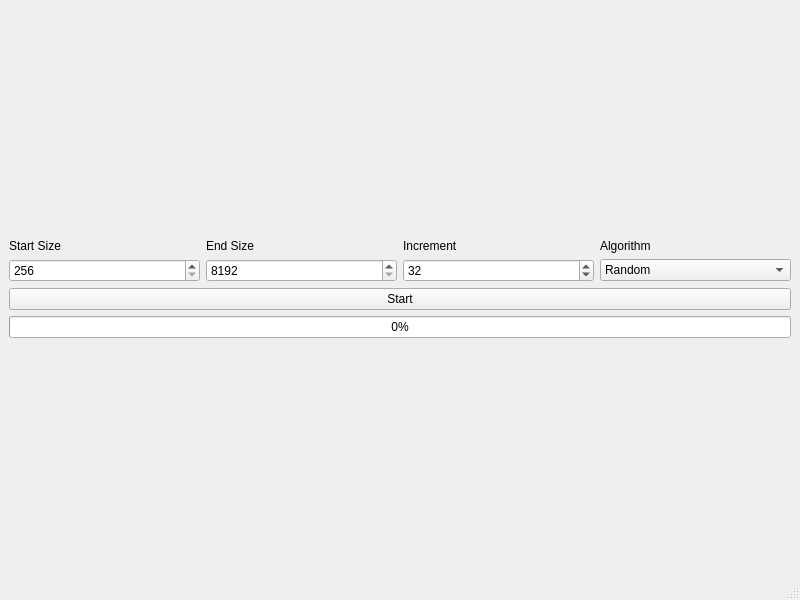
Before: the Qt Designer form memspeed.ui in b7f7/MemSpeed, drawn with Qt 5.
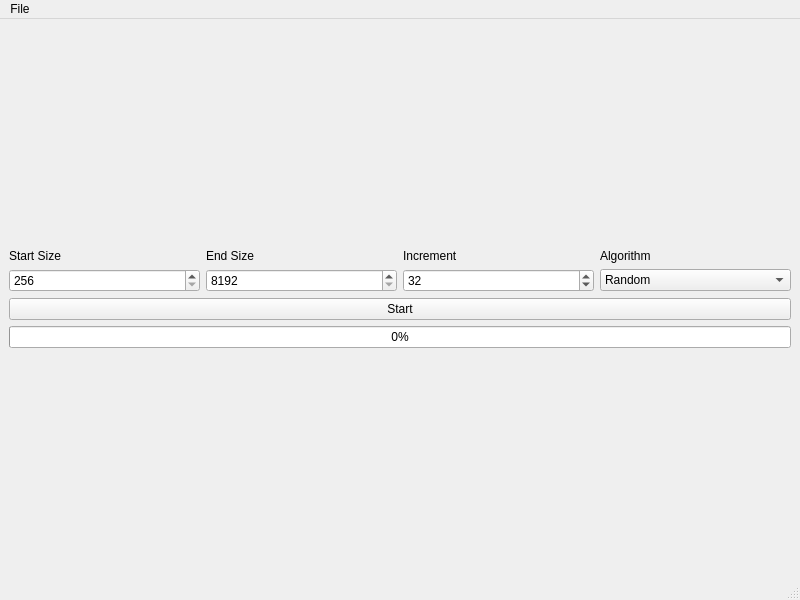
After: the same form once the commit is applied.

Commit message: added: - save as image - reandom sequencial test

What changed in the file:
```diff
--- a/memspeed.ui
+++ b/memspeed.ui
@@ -184,6 +184,19 @@
      <height>20</height>
     </rect>
    </property>
+   <widget class="QMenu" name="menuMemMove_Speed_Test">
+    <property name="enabled">
+     <bool>true</bool>
+    </property>
+    <property name="acceptDrops">
+     <bool>true</bool>
+    </property>
+    <property name="title">
+     <string>File</string>
+    </property>
+    <addaction name="actionSave_As_Image"/>
+   </widget>
+   <addaction name="menuMemMove_Speed_Test"/>
   </widget>
   <widget class="QStatusBar" name="statusbar"/>
  </widget>
```
Left out of the diff: 8 changed lines with no effect on the pictures. The commit also changes 4 other files.
